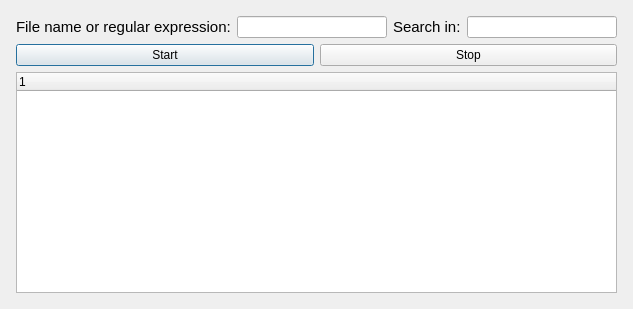
The window that tebrafile/searchdialog.ui (MATF-RS20/RS022-tebrafile) describes before a commit, drawn with Qt 5.
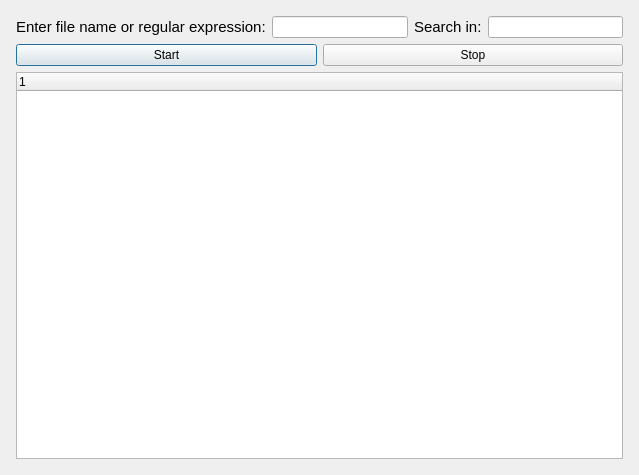
The same window after the commit.

The edit to the form file:
```diff
--- a/tebrafile/searchdialog.ui
+++ b/tebrafile/searchdialog.ui
@@ -6,8 +6,8 @@
    <rect>
     <x>0</x>
     <y>0</y>
-    <width>633</width>
-    <height>309</height>
+    <width>639</width>
+    <height>475</height>
    </rect>
   </property>
   <property name="windowTitle">
@@ -56,7 +56,7 @@
           </font>
          </property>
          <property name="text">
-          <string>File name or regular expression:</string>
+          <string>Enter file name or regular expression:</string>
          </property>
         </widget>
        </item>
```
Left out of the diff: 2 changed lines with no effect on the pictures.
